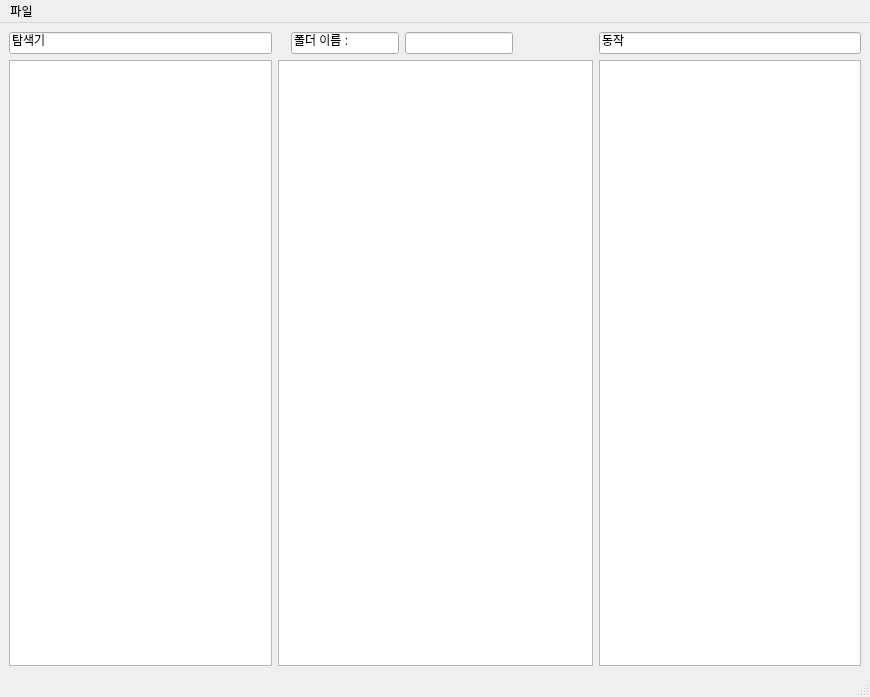
Above: bookMark.ui from anthem53/Chrome_bookMark_manager before the change. Below: the same form after it.
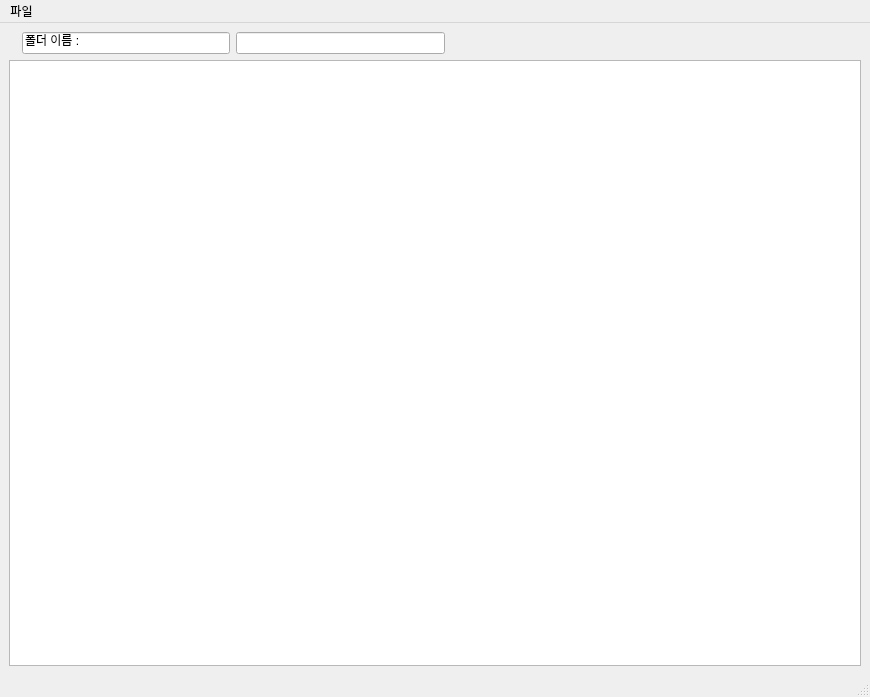
That is the form after the change.

Commit message: search stable

```diff
--- a/bookMark.ui
+++ b/bookMark.ui
@@ -14,33 +14,8 @@
    <string>MainWindow</string>
   </property>
   <widget class="QWidget" name="centralwidget">
-   <layout class="QHBoxLayout" name="horizontalLayout_3">
-    <item>
-     <layout class="QHBoxLayout" name="horizontalLayout">
-      <item>
-       <layout class="QVBoxLayout" name="verticalLayout_2" stretch="0,0">
-        <property name="spacing">
-         <number>6</number>
-        </property>
-        <property name="sizeConstraint">
-         <enum>QLayout::SetDefaultConstraint</enum>
-        </property>
-        <item>
-         <widget class="QLineEdit" name="lineEdit_3">
-          <property name="text">
-           <string>탐색기</string>
-          </property>
-          <property name="readOnly">
-           <bool>true</bool>
-          </property>
-         </widget>
-        </item>
-        <item>
-         <widget class="QListWidget" name="listWidget_2"/>
-        </item>
-       </layout>
-      </item>
-      <item>
+   <layout class="QGridLayout" name="gridLayout">
+    <item row="0" column="0" colspan="2">
        <layout class="QVBoxLayout" name="verticalLayout">
         <item>
          <layout class="QHBoxLayout" name="horizontalLayout_2">
@@ -102,25 +77,6 @@
            <bool>true</bool>
           </property>
          </widget>
-        </item>
-       </layout>
-      </item>
-      <item>
-       <layout class="QVBoxLayout" name="verticalLayout_3">
-        <item>
-         <widget class="QLineEdit" name="lineEdit_4">
-          <property name="text">
-           <string>동작</string>
-          </property>
-          <property name="readOnly">
-           <bool>true</bool>
-          </property>
-         </widget>
-        </item>
-        <item>
-         <widget class="QListWidget" name="listWidget_3"/>
-        </item>
-       </layout>
       </item>
      </layout>
     </item>
```
Lines whose indentation alone changed are shown as unchanged. The commit also changes 1 other file.
